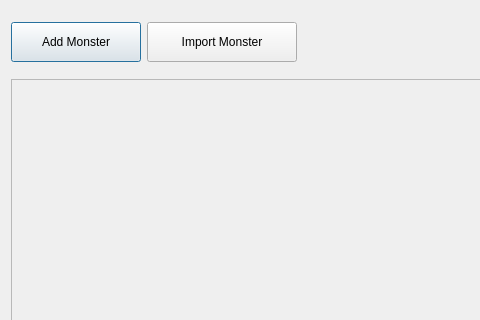
First picture: the form in gui/ui_files/monster_upload_dialog.ui, repository evsahal/TaskEX, before the edit; both pictures show x 0 to 480 and y 0 to 320 of the 779 by 775 pixel window.
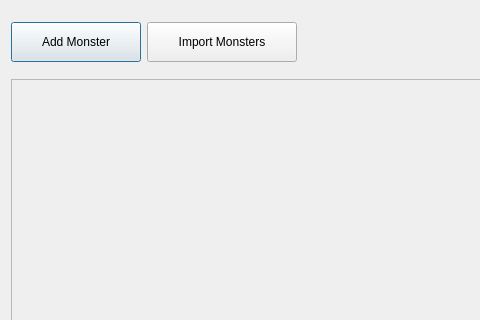
Second picture: the form after the edit.

Commit message: import boss zip

```diff
--- a/gui/ui_files/monster_upload_dialog.ui
+++ b/gui/ui_files/monster_upload_dialog.ui
@@ -57,7 +57,7 @@
          </size>
         </property>
         <property name="text">
-         <string>Import Monster</string>
+         <string>Import Monsters</string>
         </property>
        </widget>
       </item>
```
The commit also changes 18 other files.
